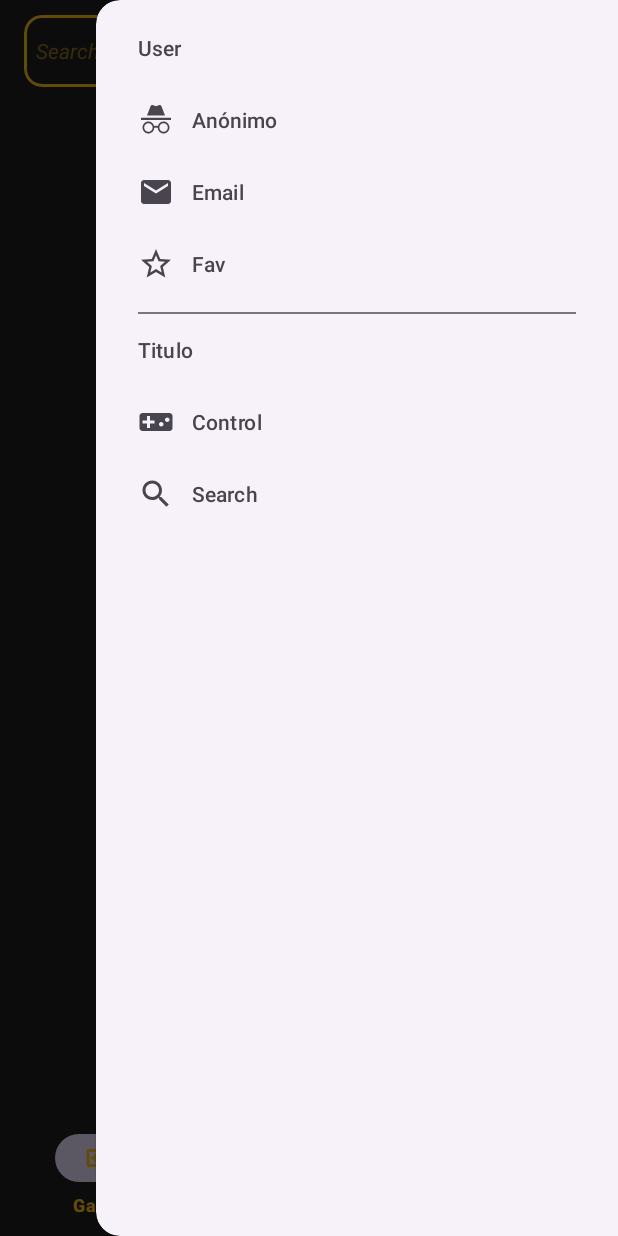
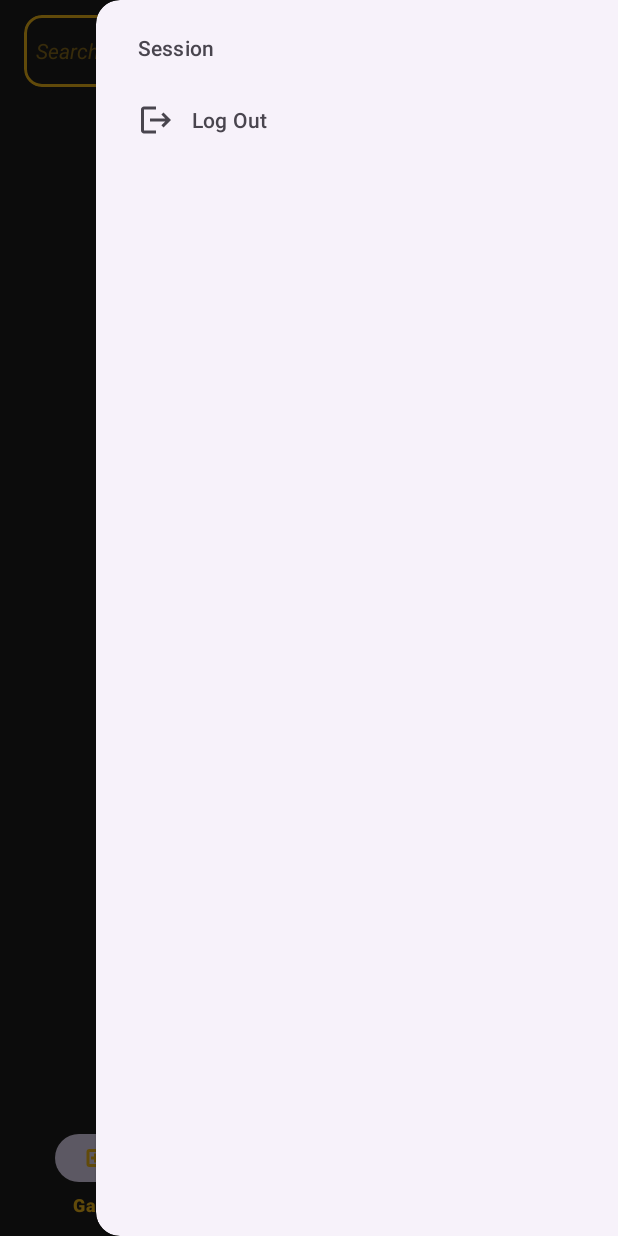
Before and after one commit to cvalera18/Ludex, an Android app: the MainActivity screen opened directly, with no data from a screen before it, with the side drawer open, on a phone screen of 412 x 824 dp. Run offline under Robolectric (Android 15) with nearby library versions, the phone set to English and light mode, and no system bars; our stand-ins replace Dagger/Hilt's generated code, Firebase (no records; nobody signed in at launch, a user with empty details on screens opened directly), navigation-ui; libraries missing offline, so code that uses them is left out: com.api.igdb; Roboto replaces fonts that are not available here; 7 statements that could not run were skipped.

Commit message:
Can logout

```diff
--- a/app/src/main/java/com/cvalera/ludex/presentation/MainActivity.kt
+++ b/app/src/main/java/com/cvalera/ludex/presentation/MainActivity.kt
@@ -12,8 +12,10 @@ import androidx.navigation.fragment.NavHostFragment
 import androidx.navigation.ui.setupWithNavController
 import com.cvalera.ludex.R
 import com.cvalera.ludex.databinding.ActivityMainBinding
+import com.cvalera.ludex.presentation.auth.intro.IntroductionActivity
 import com.cvalera.ludex.presentation.detail.OnDetailFragmentInteractionListener
 import com.google.firebase.analytics.FirebaseAnalytics
+import com.google.firebase.auth.FirebaseAuth
 import dagger.hilt.android.AndroidEntryPoint
 
 enum class ProviderType {
@@ -58,20 +60,9 @@ class MainActivity : AppCompatActivity(), OnDetailFragmentInteractionListener {
 
         binding.navigationView.setNavigationItemSelectedListener { menuItem ->
             when (menuItem.itemId) {
-                R.id.inbox_item -> {
-                    // Acción para Inbox
-                }
-                R.id.outbox_item -> {
-                    // Acción para Outbox
-                }
-                R.id.favourites_item -> {
-                    // Acción para Favoritos
-                }
-                R.id.label_one -> {
-                    // Acción para Label One
-                }
-                R.id.label_two -> {
-                    // Acción para Label Two
+                R.id.buttonLogOut -> {
+                    FirebaseAuth.getInstance().signOut()
+                    goToIntroActivity()
                 }
             }
             binding.drawerLayout.closeDrawer(GravityCompat.END)
@@ -89,4 +80,10 @@ class MainActivity : AppCompatActivity(), OnDetailFragmentInteractionListener {
         binding.etSearch.visibility = View.VISIBLE
         binding.ivUser.visibility = View.VISIBLE
     }
+    private fun goToIntroActivity() {
+        val intent = Intent(this, IntroductionActivity::class.java)
+        intent.flags = Intent.FLAG_ACTIVITY_NEW_TASK or Intent.FLAG_ACTIVITY_CLEAR_TASK
+        startActivity(intent)
+    }
+
 }
--- /dev/null
+++ b/app/src/main/res/drawable/ic_logout.xml
@@ -0,0 +1,10 @@
+<?xml version="1.0" encoding="utf-8"?><!-- drawable/logout.xml -->
+<vector xmlns:android="http://schemas.android.com/apk/res/android"
+    android:width="24dp"
+    android:height="24dp"
+    android:viewportWidth="24"
+    android:viewportHeight="24">
+    <path
+        android:fillColor="#000000"
+        android:pathData="M17 7L15.59 8.41L18.17 11H8V13H18.17L15.59 15.58L17 17L22 12M4 5H12V3H4C2.9 3 2 3.9 2 5V19C2 20.1 2.9 21 4 21H12V19H4V5Z" />
+</vector>
--- a/app/src/main/res/menu/navigation_drawer.xml
+++ b/app/src/main/res/menu/navigation_drawer.xml
@@ -4,41 +4,13 @@
 
     <item
         android:id="@+id/tvUser"
-        android:title="User">
+        android:title="Session">
         <menu>
             <item
-                android:id="@+id/inbox_item"
-                android:icon="@drawable/ic_anonymous"
-                android:title="Anónimo"
-                android:checkable="true"/>
-            <item
-                android:id="@+id/outbox_item"
-                android:icon="@drawable/baseline_email"
-                android:title="Email"
-                android:checkable="true"/>
-            <item
-                android:id="@+id/favourites_item"
-                android:icon="@drawable/baseline_star_outline_24"
-                android:title="Fav"
+                android:id="@+id/buttonLogOut"
+                android:icon="@drawable/ic_logout"
+                android:title="Log Out"
                 android:checkable="true"/>
         </menu>
     </item>
-    <item
-        android:id="@+id/labels_item"
-        android:title="Titulo">
-        <menu>
-            <item
-                android:id="@+id/label_one"
-                android:icon="@drawable/baseline_videogame_asset_24"
-                android:title="Control"
-                android:checkable="true"
-                app:showAsAction="ifRoom"/>
-            <item
-                android:id="@+id/label_two"
-                android:icon="@drawable/baseline_search_white"
-                android:title="Search"
-                android:checkable="true"
-                app:showAsAction="ifRoom"/>
-        </menu>
-    </item>
 </menu>
```
